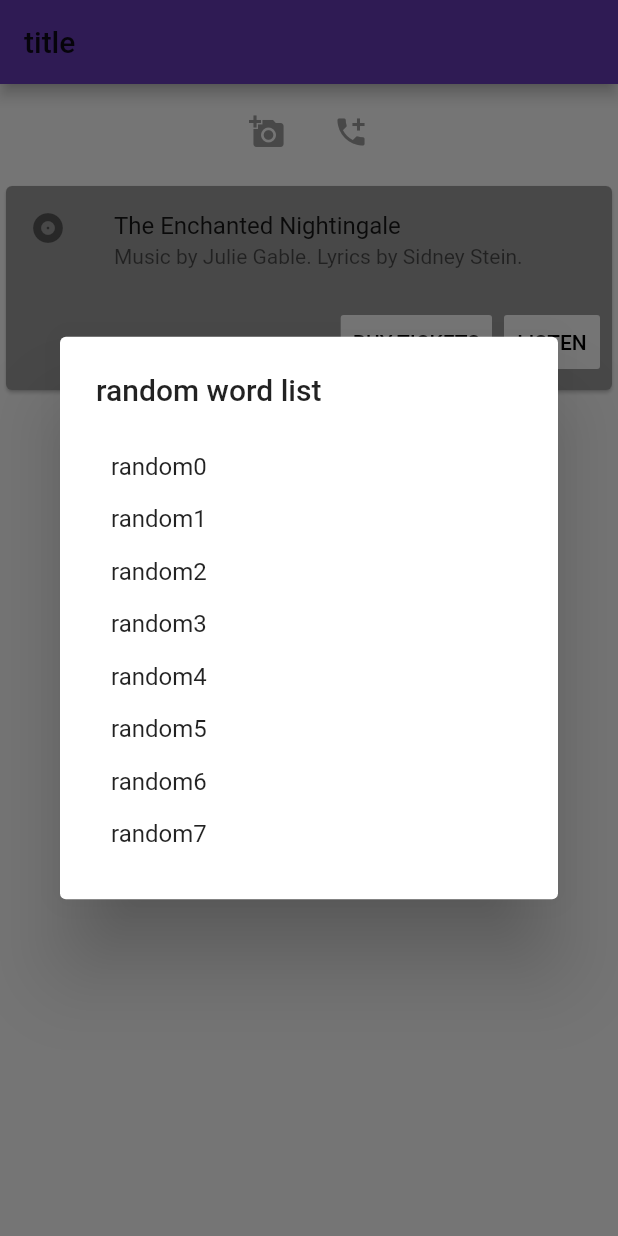
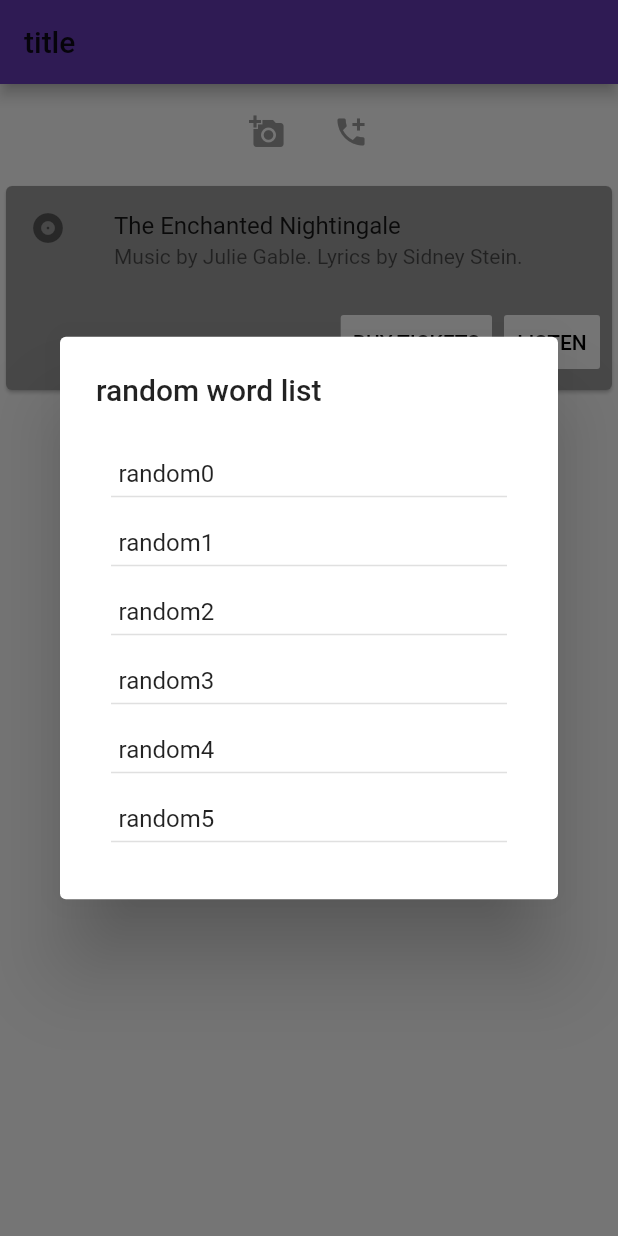
Before and after one commit to aman-106/flutter-basic, a Flutter app: the screen it shows after launch, after a tap on "Random word", on a phone screen of 412 x 824 dp. Run offline on Flutter 3.47's test engine with Material 2 defaults, Android fonts, the phone set to English and light mode, and no system bars.

Commit message:
added divider using border

```diff
--- a/lib/src/RandomWordsList.dart
+++ b/lib/src/RandomWordsList.dart
@@ -21,9 +21,18 @@ class RandomWordsListState extends State<StatefulWidget> {
           child: ListView.builder(
             padding: EdgeInsets.all(10),
             shrinkWrap: true,
+            itemCount: 20, // max upper limit
             itemBuilder: (BuildContext context, int index) {
               return SimpleDialogOption(
-                child: Text(getRandomWord(index)),
+                child: Container(
+                  padding: EdgeInsets.all(5),
+                  child: Text(getRandomWord(index)),
+                  decoration: BoxDecoration(
+                    border: Border(
+                      bottom: BorderSide(color: Colors.black12),
+                    ),
+                  ),
+                ),
                 onPressed: () => Navigator.pop(context, index),
               );
             },
@@ -32,18 +41,12 @@ class RandomWordsListState extends State<StatefulWidget> {
   }
 
   Future<void> _getRandomWordsList(BuildContext context) async {
-    // return await showDatePicker(
-    //     context: context,
-    //     firstDate: DateTime(2018),r
-    //     lastDate: DateTime(2023),
-    //     initialDate: DateTime.now());
     return await showDialog(
         context: context,
         barrierDismissible: false,
         builder: (BuildContext context) {
           return SimpleDialog(
             title: Text('random word list'),
-            // children: <Widget>[Text('dkkddk')],
             children: _getList(),
           );
         });
```
